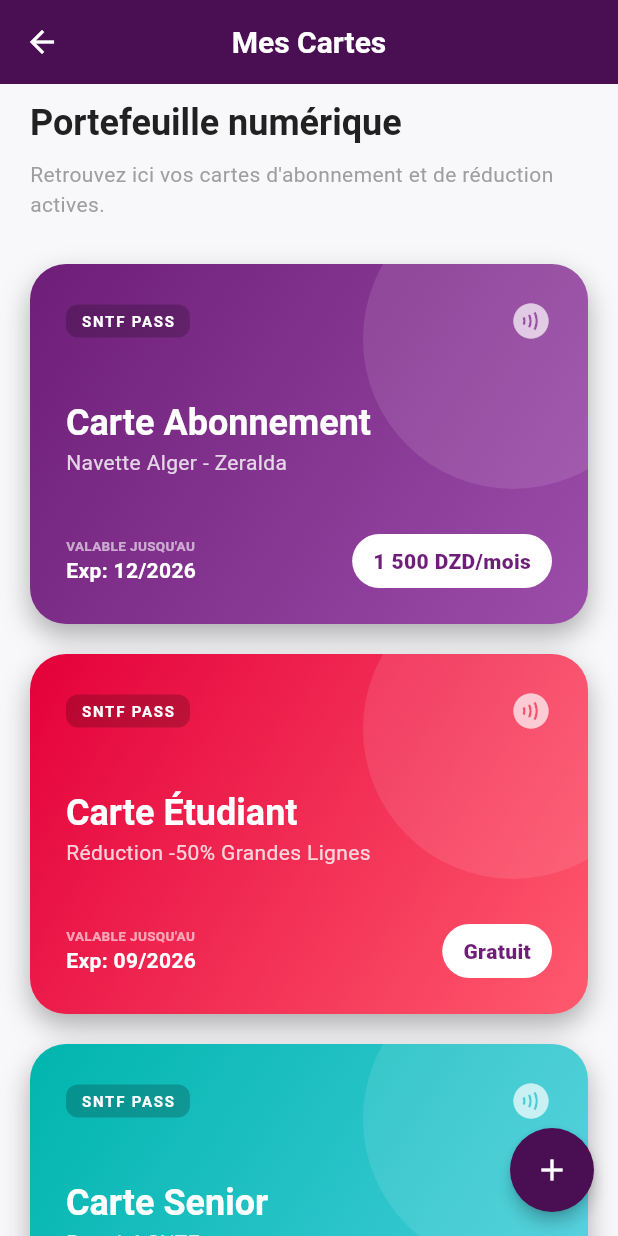
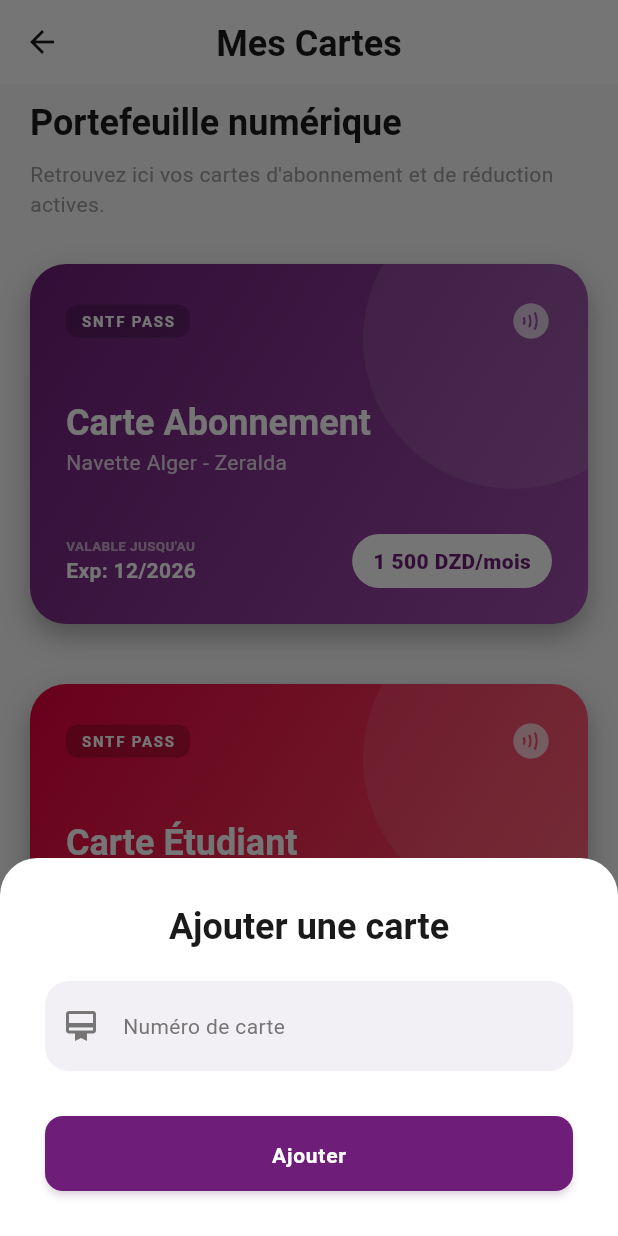
Before and after one commit to Nour-eng-cloud-art/sntf, a Flutter app: the CardReductionPage screen opened directly, after a tap on the "add" icon, on a phone screen of 412 x 824 dp. Run offline on Flutter 3.47's test engine with Material 3 defaults, Android fonts, the phone set to English and light mode, and no system bars; our stand-ins replace flutter_dotenv, flutter_map, geolocator, latlong2, lucide_icons_flutter, shared_preferences and 1 more; missing offline and left inert: location_picker_flutter_map; accounts and stored records are empty.

Commit message:
fixing issues

```diff
--- /dev/null
+++ b/lib/data/models/cardmodel.dart
@@ -0,0 +1,23 @@
+import 'package:flutter/material.dart';
+
+class CardModel {
+  final String title;
+  final String subtitle;
+  final String price;
+  final String expiryDate;
+  final LinearGradient gradient;
+  final String clientId;
+  final String clientName;
+  final String cardType;
+
+  CardModel({
+    required this.title,
+    required this.subtitle,
+    required this.price,
+    required this.expiryDate,
+    required this.gradient,
+    required this.clientId,
+    required this.clientName,
+    required this.cardType,
+  });
+}
--- a/lib/ui/screen/home/card_reduction.dart
+++ b/lib/ui/screen/home/card_reduction.dart
@@ -1,7 +1,11 @@
 import 'package:flutter/material.dart';
 import 'package:sntf/core/theme/app_colors.dart';
 import 'package:sntf/core/theme/app_text_styles.dart';
+import 'package:sntf/ui/widgets/animated_text_field.dart';
 import 'package:sntf/ui/widgets/reduction_card.dart';
+import 'package:sntf/data/models/cardmodel.dart';
+
+
 
 class CardReductionPage extends StatefulWidget {
   const CardReductionPage({super.key});
@@ -11,29 +15,88 @@
 }
 
 class _CardReductionPageState extends State<CardReductionPage> {
+  // 2. State: Manage the list of cards here
+  final List<CardModel> _cards = [
+    CardModel(
+      title: "Carte Abonnement",
+      subtitle: "Navette Alger - Zeralda",
+      price: "1 500 DZD/mois",
+      expiryDate: "Exp: 12/2026",
+      gradient: AppColors.primaryGradient,
+      clientId: "ABO001",
+      clientName: "Ali Mohamed",
+      cardType: "Abonnement",
+    ),
+    CardModel(
+      title: "Carte Étudiant",
+      subtitle: "Réduction -50% Grandes Lignes",
+      price: "Gratuit",
+      expiryDate: "Exp: 09/2026",
+      gradient: AppColors.secondaryGradient,
+      clientId: "ETU001",
+      clientName: "Ahmed Benali",
+      cardType: "Étudiant",
+    ),
+    CardModel(
+      title: "Carte Senior",
+      subtitle: "Retraité SNTF",
+      price: "500 DZD/an",
+      expiryDate: "Exp: 01/2027",
+      gradient: AppColors.accentGradient,
+      clientId: "SENIOR001",
+      clientName: "Fatima Zohra",
+      cardType: "Senior",
+    ),
+  ];
+
+  void _addNewCard(String cardNumber) {
+    setState(() {
+      _cards.add(CardModel(
+        title: "Nouvelle Carte",
+        subtitle: "Ajouté récemment",
+        price: "N/A",
+        expiryDate: "Exp: 12/2030",
+        gradient: AppColors.primaryGradient,
+        clientId: cardNumber,
+        clientName: "Utilisateur",
+        cardType: "Standard",
+      ));
+    });
+  }
+
   @override
   Widget build(BuildContext context) {
-    // Utilisation du thème sombre ou clair selon le contexte
-    final isDark = Theme.of(context).brightness == Brightness.dark;
+    final theme = Theme.of(context);
+    final colorScheme = theme.colorScheme;
 
     return Scaffold(
-      backgroundColor: Theme.of(context).scaffoldBackgroundColor,
+      backgroundColor: theme.scaffoldBackgroundColor,
       appBar: AppBar(
         title: const Text("Mes Cartes"),
-        backgroundColor: isDark ? AppColors.darkSurface : AppColors.primaryDark,
+        backgroundColor: colorScheme.surface,
         elevation: 0,
         centerTitle: true,
+        iconTheme: IconThemeData(color: colorScheme.onSurface),
+        titleTextStyle: AppTextStyles.headlineSmall.copyWith(
+          color: colorScheme.onSurface,
+          fontWeight: FontWeight.bold,
         ),
-      body: SingleChildScrollView(
+      ),
+      body: ListView.separated(
         padding: const EdgeInsets.symmetric(horizontal: 20, vertical: 10),
-        child: Column(
+        itemCount: _cards.length + 1, // +1 for the Header
+        separatorBuilder: (_, __) => const SizedBox(height: 20),
+        itemBuilder: (context, index) {
+          // Header Section
+          if (index == 0) {
+            return Column(
               crossAxisAlignment: CrossAxisAlignment.start,
               children: [
                 Text(
                   "Portefeuille numérique",
                   style: AppTextStyles.headlineSmall.copyWith(
                     fontWeight: FontWeight.bold,
-                color: isDark ? Colors.white : AppColors.grey900,
+                    color: colorScheme.onSurface,
                   ),
                 ),
                 const SizedBox(height: 8),
@@ -43,52 +106,152 @@
                     color: AppColors.grey500,
                   ),
                 ),
-            const SizedBox(height: 30),
+                const SizedBox(height: 10),
+              ],
+            );
+          }
 
-            const ReductionCard(
-              title: "Carte Abonnement",
-              subtitle: "Navette Alger - Zeralda",
-              price: "1 500 DZD/mois",
-              expiryDate: "Exp: 12/2026",
-              gradient: AppColors.primaryGradient,
-              clientId: "ABO001",
-              clientName: "Ali Mohamed",
-              cardType: "Abonnement",
+          // Card Items
+          final card = _cards[index - 1];
+          return ReductionCard(
+            title: card.title,
+            subtitle: card.subtitle,
+            price: card.price,
+            expiryDate: card.expiryDate,
+            gradient: card.gradient,
+            clientId: card.clientId,
+            clientName: card.clientName,
+            cardType: card.cardType,
+          );
+        },
       ),
+      floatingActionButton: FloatingActionButton(
+        onPressed: () => _showAddCardSheet(context),
+        backgroundColor: AppColors.primaryDark,
+        shape: const CircleBorder(),
+        child: const Icon(Icons.add, color: Colors.white),
+      ),
+    );
+  }
 
-            const ReductionCard(
-              title: "Carte Étudiant",
-              subtitle: "Réduction -50% Grandes Lignes",
-              price: "Gratuit",
-              expiryDate: "Exp: 09/2026",
-              gradient: AppColors.secondaryGradient,
-              clientId: "ETU001",
-              clientName: "Ahmed Benali",
-              cardType: "Étudiant",
+  void _showAddCardSheet(BuildContext context) {
+    showModalBottomSheet(
+      context: context,
+      isScrollControlled: true,
+      shape: const RoundedRectangleBorder(
+        borderRadius: BorderRadius.vertical(top: Radius.circular(25)),
       ),
+      builder: (ctx) => Padding(
+        padding: EdgeInsets.only(
+          bottom: MediaQuery.of(ctx).viewInsets.bottom,
+        ),
+        child: AddCardForm(onCardAdded: (cardNumber) {
+          Navigator.pop(ctx);
+          _addNewCard(cardNumber);
+          _showSuccessDialog();
+        }),
+      ),
+    );
+  }
 
-            const ReductionCard(
-              title: "Carte Senior",
-              subtitle: "Retraité SNTF",
-              price: "500 DZD/an",
-              expiryDate: "Exp: 01/2027",
-              gradient: AppColors.accentGradient,
-              clientId: "SENIOR001",
-              clientName: "Fatima Zohra",
-              cardType: "Senior",
+  void _showSuccessDialog() {
+    showDialog(
+      context: context,
+      builder: (context) => AlertDialog(
+        title: const Text("Carte ajoutée"),
+        content: const Text(
+          "Votre carte de réduction a été ajoutée avec succès à votre portefeuille.",
         ),
-
-            const SizedBox(height: 30),
+        actions: [
+          TextButton(
+            onPressed: () => Navigator.pop(context),
+            child: const Text("OK"),
+          ),
         ],
       ),
+    );
+  }
+}
+
+// 3. Extracted Widget: Handles the Form logic separately
+class AddCardForm extends StatefulWidget {
+  final Function(String) onCardAdded;
+
+  const AddCardForm({super.key, required this.onCardAdded});
+
+  @override
+  State<AddCardForm> createState() => _AddCardFormState();
+}
+
+class _AddCardFormState extends State<AddCardForm> {
+  final _formKey = GlobalKey<FormState>();
+  late TextEditingController _controller;
+
+  @override
+  void initState() {
+    super.initState();
+    _controller = TextEditingController();
+  }
+
+  @override
+  void dispose() {
+    _controller.dispose();
+    super.dispose();
+  }
+
+  void _submit() {
+    if (_formKey.currentState!.validate()) {
+      widget.onCardAdded(_controller.text);
+    }
+  }
+
+  @override
+  Widget build(BuildContext context) {
+    return Container(
+      padding: const EdgeInsets.all(30),
+      child: Form(
+        key: _formKey,
+        child: Column(
+          mainAxisSize: MainAxisSize.min,
+          children: [
+            const Text(
+              "Ajouter une carte",
+              style: AppTextStyles.headlineSmall,
             ),
-      floatingActionButton: FloatingActionButton(
-        onPressed: () {},
-        backgroundColor: AppColors.primaryDark,
-        shape: RoundedRectangleBorder(borderRadius: BorderRadius.circular(50)),
-        child: Icon(
-          Icons.add,
-          color: Colors.white,
+            const SizedBox(height: 20),
+            AnimatedTextField(
+              controller: _controller,
+              label: 'Numéro de carte',
+              hint: 'SNTF-123456',
+              prefixIcon: Icons.card_membership_outlined,
+              keyboardType: TextInputType.text,
+              animationIndex: 1,
+              validator: (value) {
+                if (value == null || value.isEmpty) {
+                  return 'Veuillez entrer le numéro de carte';
+                }
+                if (!RegExp(r'^SNTF-\d{6}$').hasMatch(value)) {
+                  return 'Format invalide (Ex: SNTF-123456)';
+                }
+                return null;
+              },
+            ),
+            const SizedBox(height: 30),
+            ElevatedButton(
+              onPressed: _submit,
+              style: ElevatedButton.styleFrom(
+                backgroundColor: Theme.of(context).colorScheme.primary,
+                shape: RoundedRectangleBorder(
+                  borderRadius: BorderRadius.circular(12),
+                ),
+                minimumSize: const Size(double.infinity, 50),
+              ),
+              child: Text(
+                "Ajouter",
+                style: AppTextStyles.buttonMedium.copyWith(color: Colors.white),
+              ),
+            )
+          ],
         ),
       ),
     );
```
Lines whose indentation alone changed are shown as unchanged.
